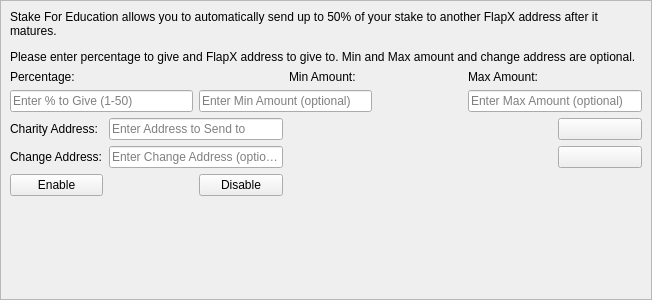
Before: the Qt Designer form src/qt/forms/charitydialog.ui in hanzou-x/flapxcoin, drawn with Qt 5.
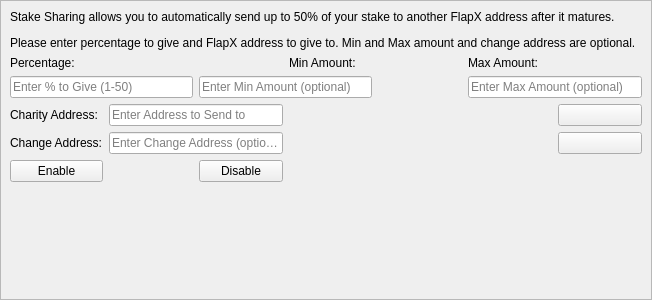
After: the same form once the commit is applied. Icons and pictures are not drawn.

```diff
--- a/src/qt/forms/charitydialog.ui
+++ b/src/qt/forms/charitydialog.ui
@@ -227,7 +227,7 @@
             <number>1</number>
            </property>
            <property name="text">
-            <string>&lt;html&gt;&lt;head/&gt;&lt;body&gt;&lt;p&gt;&lt;span&gt;Stake For Education allows you to automatically send up to 50% of your stake to another FlapX address after it matures.&lt;/span&gt;&lt;/p&gt;&lt;p&gt;&lt;span&gt;Please enter percentage to give and FlapX address to give to. Min and Max amount and change address are optional.&lt;/span&gt;&lt;/p&gt;&lt;/body&gt;&lt;/html&gt;</string>
+            <string>&lt;html&gt;&lt;head/&gt;&lt;body&gt;&lt;p&gt;Stake Sharing  allows you to automatically send up to 50% of your stake to another FlapX address after it matures.&lt;/p&gt;&lt;p&gt;Please enter percentage to give and FlapX address to give to. Min and Max amount and change address are optional.&lt;/p&gt;&lt;/body&gt;&lt;/html&gt;</string>
            </property>
            <property name="alignment">
             <set>Qt::AlignLeading|Qt::AlignLeft|Qt::AlignTop</set>
```
